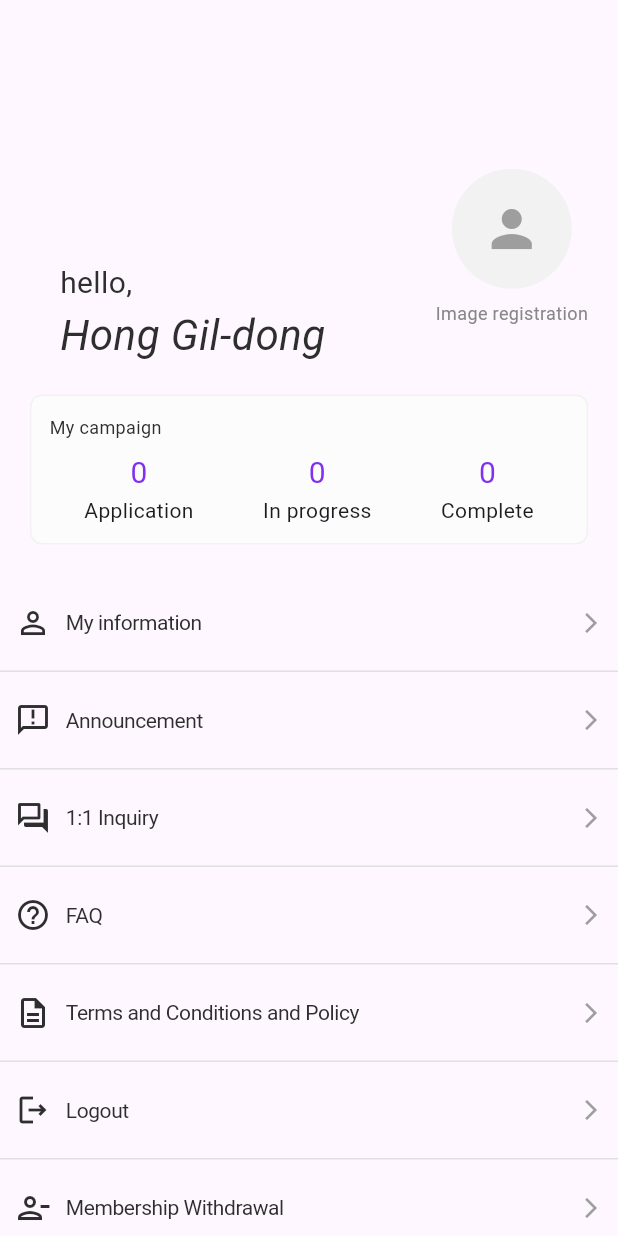
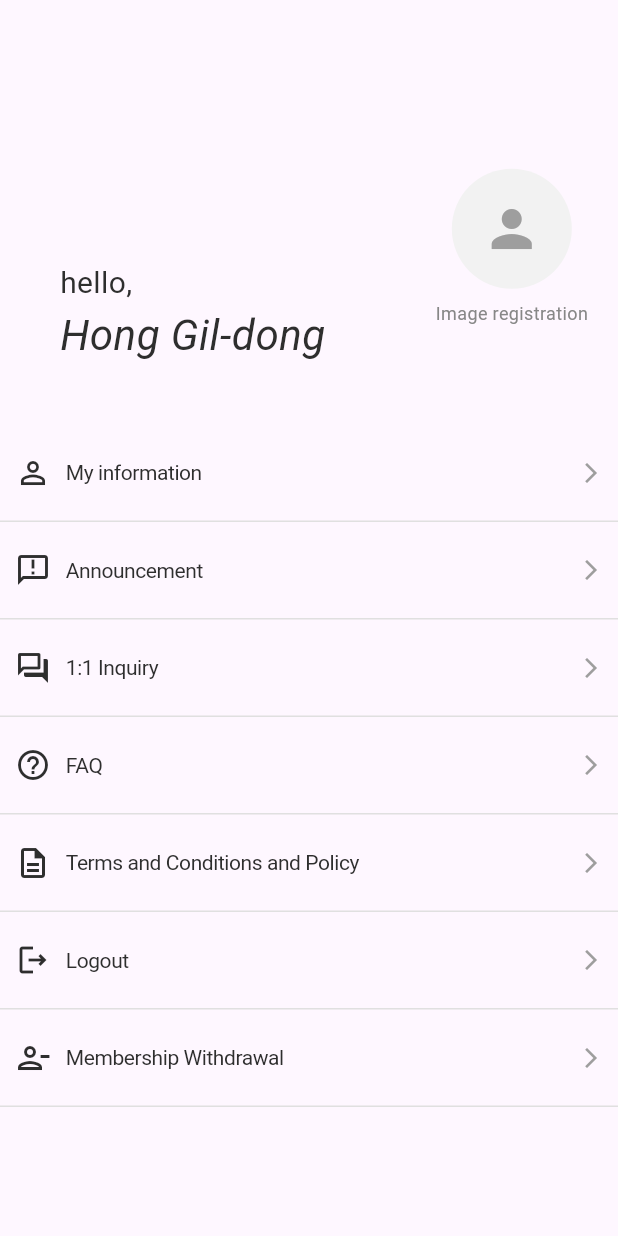
Before and after one commit to shaina-pachica/Flutter, a Flutter app: the screen it shows after launch, on a phone screen of 412 x 824 dp. Run offline on Flutter 3.47's test engine with Material 3 defaults, Android fonts, the phone set to English and light mode, and no system bars; our stand-ins replace file_picker, get, image_picker; Roboto replaces fonts that are missing (ABeeZee).

Commit message:
Fixed folders hierarchy and fixing the Campaign Section and its button

```diff
--- a/lib/app/views/home_view.dart
+++ b/lib/app/views/home/myInformation/home_view.dart
@@ -2,10 +2,10 @@ import 'package:flutter/material.dart';
 import 'package:get/get.dart';
 import 'package:myflyn_app/app/routes/app_pages.dart';
 
-import 'package:myflyn_app/app/widgets/campaign_summary.dart';
-import '../widgets/profile_header.dart';
-import '../widgets/menu_item.dart'; //MenuItem widget for the menu items
-import '../widgets/image_registration.dart'; // Image registration widget
+import 'package:myflyn_app/app/widgets/campaign_card.dart';
+import '../../../widgets/sections/profile_header.dart';
+import '../../../widgets/clickables/menu_item.dart'; //MenuItem widget for the menu items
+import '../../../widgets/picker/image_registration.dart'; // Image registration widget
 
 class HomeView extends StatelessWidget {
   const HomeView({super.key});
@@ -30,7 +30,7 @@ class HomeView extends StatelessWidget {
                 ),
               ),
               const SizedBox(height: 20),
-              const CampaignSummary(), // Campaign summary widget
+              //const CampaignCard(), // Campaign summary widget
               const SizedBox(height: 20),
               MenuItem(
                 title: "My information",
--- a/lib/app/views/myInformation/basic_info_view.dart
+++ b/lib/app/views/home/myInformation/myInformation/basic_info_view.dart
@@ -2,9 +2,9 @@
 
 import 'package:flutter/material.dart';
 import 'package:get/get.dart';
-import 'package:myflyn_app/app/widgets/custom_frame.dart';
-import 'package:myflyn_app/app/widgets/labeled_txtfield.dart';
-import '../../controllers/basic_info_controller.dart';
+import 'package:myflyn_app/app/widgets/sections/custom_frame.dart';
+import 'package:myflyn_app/app/widgets/inputfields/labeled_txtfield.dart';
+import '../../../../controllers/basic_info_controller.dart';
 
 class BasicInfoView extends StatelessWidget {
   const BasicInfoView({super.key});
--- a/lib/app/views/myInformation/my_info_view.dart
+++ b/lib/app/views/home/myInformation/myInformation/my_info_view.dart
@@ -1,8 +1,8 @@
 import 'package:flutter/material.dart';
 import 'package:get/get.dart';
-import 'package:myflyn_app/app/widgets/custom_frame.dart';
-import '../../controllers/my_info_controller.dart';
-import '../../widgets/menu_item.dart';
+import 'package:myflyn_app/app/widgets/sections/custom_frame.dart';
+import '../../../../controllers/my_info_controller.dart';
+import '../../../../widgets/clickables/menu_item.dart';
 
 class MyInformationView extends GetView<MyInformationController> {
   const MyInformationView({super.key});
--- a/lib/app/views/myInformation/password_setting_view.dart
+++ b/lib/app/views/home/myInformation/myInformation/password_setting_view.dart
@@ -1,8 +1,8 @@
 import 'package:flutter/material.dart';
 import 'package:get/get.dart';
-import 'package:myflyn_app/app/widgets/custom_frame.dart';
-import 'package:myflyn_app/app/widgets/password_txtfld.dart';
-import '../../controllers/password_controller.dart';
+import 'package:myflyn_app/app/widgets/sections/custom_frame.dart';
+import 'package:myflyn_app/app/widgets/inputfields/password_txtfld.dart';
+import '../../../../controllers/password_controller.dart';
 
 class PasswordSettingView extends StatelessWidget {
   const PasswordSettingView({super.key});
--- a/lib/app/widgets/campaign_summary.dart
+++ /dev/null
@@ -1,47 +0,0 @@
-import 'package:flutter/material.dart';
-
-class CampaignSummary extends StatelessWidget {
-  const CampaignSummary({super.key});
-
-  @override
-  Widget build(BuildContext context) {
-    return Container(
-      margin: const EdgeInsets.symmetric(horizontal: 20),
-      padding: const EdgeInsets.all(12),
-      decoration: BoxDecoration(
-        color: const Color(0xFFFCFCFC),
-        border: Border.all(color: Color(0xFFF2F2F2)),
-        borderRadius: BorderRadius.circular(8),
-      ),
-      child: Column(
-        crossAxisAlignment: CrossAxisAlignment.start,
-        children: [
-          const Text("My campaign",
-              style: TextStyle(fontSize: 12, color: Color(0xFF2E2E2E))),
-          const SizedBox(height: 8),
-          Row(
-            mainAxisAlignment: MainAxisAlignment.spaceAround,
-            children: [
-              _statusBox(context, "0", "Application"),
-              _statusBox(context, "0", "In progress"),
-              _statusBox(context, "0", "Complete"),
-            ],
-          ),
-        ],
-      ),
-    );
-  }
-
-  Widget _statusBox(BuildContext context, String count, String label) {
-    return InkWell(
-      onTap: () => Navigator.pushNamed(context, "/campaign"), // 🔹 link to A1
-      child: Column(
-        children: [
-          Text(count,
-              style: const TextStyle(fontSize: 20, color: Color(0xFF8130EF))),
-          Text(label, style: const TextStyle(fontSize: 14)),
-        ],
-      ),
-    );
-  }
-}
--- a/lib/app/widgets/custom_frame.dart
+++ b/lib/app/widgets/sections/custom_frame.dart
@@ -1,5 +1,5 @@
 import 'package:flutter/material.dart';
-import 'package:myflyn_app/app/widgets/custom_header.dart';
+import 'package:myflyn_app/app/widgets/sections/custom_header.dart';
 
 class CustomFrame extends StatelessWidget {
   final String title;
```
Also changed, not shown: lib/app/controllers/campaign_controller.dart (added, +12 -0 lines), lib/app/routes/app_pages.dart (+4 -4 lines), lib/app/views/home/myInformation/myCampaign/campaign_view.dart (added, +32 -0 lines), lib/app/views/home/myInformation/my_info_view.dart (deleted, +0 -34 lines), lib/app/widgets/campaign_button.dart (added, +45 -0 lines), lib/app/widgets/campaign_card.dart (added, +60 -0 lines), lib/app/widgets/clickables/save_btn.dart (renamed from lib/app/widgets/save_btn.dart, +1 -14 lines), lib/app/widgets/clickables/menu_item.dart (renamed from lib/app/widgets/menu_item.dart), lib/app/widgets/inputfields/labeled_txtfield.dart (renamed from lib/app/widgets/labeled_txtfield.dart), lib/app/widgets/inputfields/password_txtfld.dart (renamed from lib/app/widgets/password_txtfld.dart), lib/app/widgets/picker/file_picker.dart (renamed from lib/app/widgets/file_picker.dart), lib/app/widgets/picker/image_registration.dart (renamed from lib/app/widgets/image_registration.dart), lib/app/widgets/sections/custom_header.dart (renamed from lib/app/widgets/custom_header.dart), lib/app/widgets/sections/profile_header.dart (renamed from lib/app/widgets/profile_header.dart).
